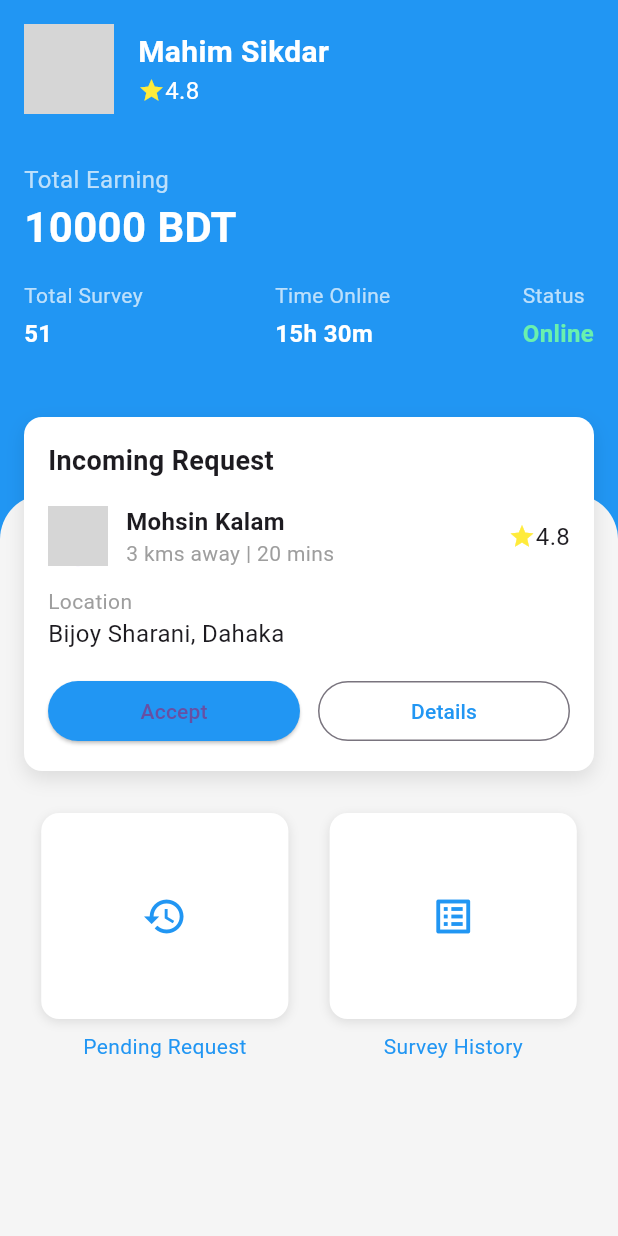
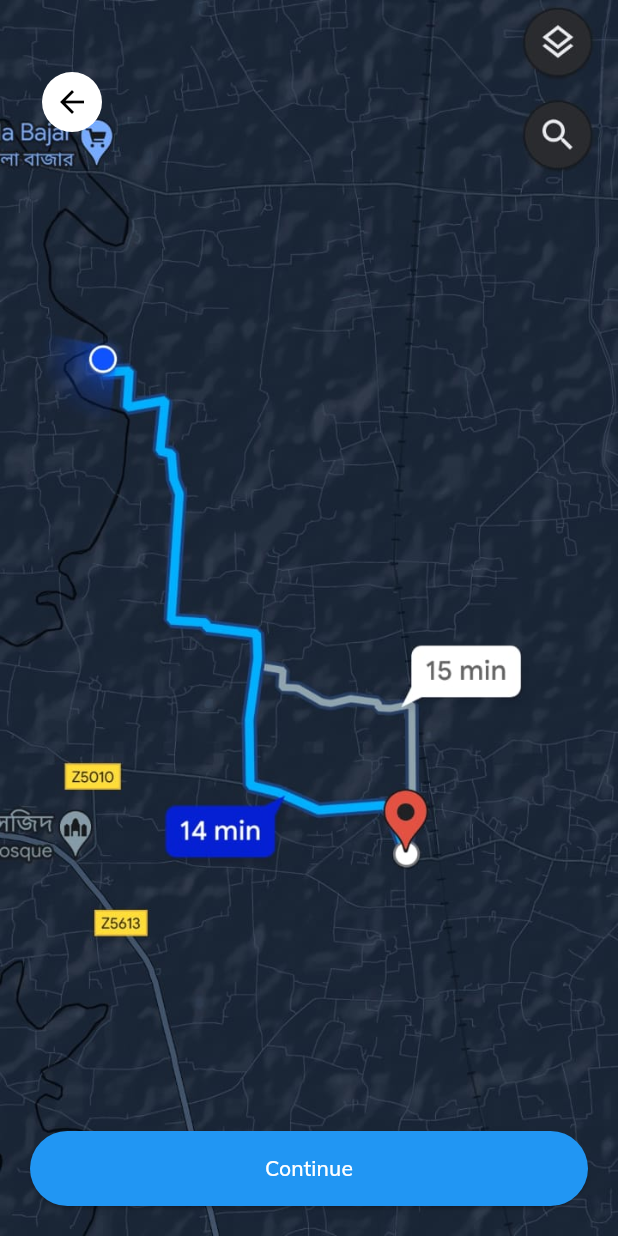
Before and after one commit to SadakatulShakil/Serveyor-App, a Flutter app: the HomeScreen screen opened directly, after a tap on "Accept", on a phone screen of 412 x 824 dp. Run offline on Flutter 3.47's test engine with Material 3 defaults, Android fonts, the phone set to English and light mode, and no system bars; our stand-ins replace flutter_svg, get, google_fonts, shared_preferences; accounts and stored records are empty; grey boxes are pictures that could not be loaded.

Commit message:
accept request and view map direction. implement claim form done

```diff
--- a/lib/View/Screen/Dashboard/HomeScreen.dart
+++ b/lib/View/Screen/Dashboard/HomeScreen.dart
@@ -1,4 +1,5 @@
 import 'package:flutter/material.dart';
+import 'package:serveyor_app/View/Screen/SurveyPages/MapDirectionScreen.dart';
 
 class HomeScreen extends StatefulWidget {
   @override
@@ -21,7 +22,7 @@ class _HomeScreenState extends State<HomeScreen> {
         children: [
           // Blue background with curved bottom
           Container(
-            height: MediaQuery.of(context).size.height * 0.5, // Adjust as needed
+            height: MediaQuery.of(context).size.height * 0.57, // Adjust as needed
             decoration: BoxDecoration(
               color: Colors.blue,
               borderRadius: BorderRadius.only(
@@ -42,6 +43,15 @@ class _HomeScreenState extends State<HomeScreen> {
                   topRight: Radius.circular(30),
                 ),
               ),
+            child: SingleChildScrollView(
+              child: Column(
+                children: [
+                  _buildIncomingRequestCard(),
+                  SizedBox(height: 8,),
+                  _buildBottomButtons(),
+                ],
+              ),
+            ),
             ),
           ),
           // Content
@@ -50,10 +60,6 @@ class _HomeScreenState extends State<HomeScreen> {
               children: [
                 _buildProfileSection(),
                 _buildStatsSection(),
-                SizedBox(height: 12,),
-                _buildIncomingRequestCard(),
-                SizedBox(height: 12,),
-                _buildBottomButtons(),
               ],
             ),
           ),
@@ -69,7 +75,7 @@ class _HomeScreenState extends State<HomeScreen> {
         children: [
           CircleAvatar(
             radius: 30,
-            backgroundImage: AssetImage('assets/profile_image.jpg'),
+            backgroundImage: AssetImage('assets/images/mahim.png'),
           ),
           SizedBox(width: 16),
           Column(
@@ -97,7 +103,7 @@ class _HomeScreenState extends State<HomeScreen> {
 
   Widget _buildStatsSection() {
     return Padding(
-      padding: const EdgeInsets.all(16.0),
+      padding: const EdgeInsets.only(left: 16.0, right: 16.0),
       child: Column(
         crossAxisAlignment: CrossAxisAlignment.start,
         children: [
@@ -109,7 +115,7 @@ class _HomeScreenState extends State<HomeScreen> {
             '$totalEarning BDT',
             style: TextStyle(color: Colors.white, fontSize: 28, fontWeight: FontWeight.bold),
           ),
-          SizedBox(height: 16),
+          SizedBox(height: 10),
           Row(
             mainAxisAlignment: MainAxisAlignment.spaceBetween,
             children: [
@@ -142,7 +148,8 @@ class _HomeScreenState extends State<HomeScreen> {
   }
 
   Widget _buildIncomingRequestCard() {
-    return Container(
+    return Center(
+      child: Container(
         margin: EdgeInsets.all(16),
         padding: EdgeInsets.all(16),
         decoration: BoxDecoration(
@@ -165,7 +172,7 @@ class _HomeScreenState extends State<HomeScreen> {
               children: [
                 CircleAvatar(
                   radius: 20,
-                backgroundImage: AssetImage('assets/mohsin_image.jpg'),
+                  backgroundImage: AssetImage('assets/images/mohsin.png'),
                 ),
                 SizedBox(width: 12),
                 Column(
@@ -205,6 +212,7 @@ class _HomeScreenState extends State<HomeScreen> {
             ),
           ],
         ),
+      ),
     );
   }
 
@@ -238,7 +246,7 @@ class _HomeScreenState extends State<HomeScreen> {
                 ),
               ],
             ),
-            child: Icon(icon, color: Colors.blue, size: 30),
+            child: Icon(icon, color: Colors.blue, size: 50),
           ),
           SizedBox(height: 8),
           Text(label, style: TextStyle(color: Colors.blue)),
@@ -250,9 +258,12 @@ class _HomeScreenState extends State<HomeScreen> {
   // Example methods to handle user interactions
   void _handleAccept() {
     // Implement accept logic
-    setState(() {
-      totalSurvey++;
-    });
+    // setState(() {
+    //   totalSurvey++;
+    // });
+    Navigator.of(context).push(
+      MaterialPageRoute(builder: (context) => MapDirectionScreen()),
+    );
   }
 
   void _handleDetails() {
--- /dev/null
+++ b/lib/View/Screen/SurveyPages/MapDirectionScreen.dart
@@ -0,0 +1,84 @@
+import 'package:flutter/material.dart';
+import 'package:google_fonts/google_fonts.dart';
+
+import 'ClaimInsurance/ClaimInsuranceScreen.dart';
+
+class MapDirectionScreen extends StatefulWidget {
+  const MapDirectionScreen({Key? key}) : super(key: key);
+
+  @override
+  _MapDirectionScreenState createState() => _MapDirectionScreenState();
+}
+
+class _MapDirectionScreenState extends State<MapDirectionScreen> {
+  String backgroundImage = 'assets/images/initial_image.jpeg';
+  String buttonText = 'Continue';
+
+  void _onButtonPressed() {
+    if (buttonText == 'Investigate vehicle') {
+      Navigator.of(context).push(
+        MaterialPageRoute(builder: (context) => ClaimInsuranceForm()),
+      );
+    }
+    setState(() {
+      buttonText = 'Processing...';
+    });
+
+    Future.delayed(const Duration(seconds: 3), () {
+      setState(() {
+        backgroundImage = 'assets/images/new_image.jpeg';
+        buttonText = 'Investigate vehicle';
+      });
+    });
+  }
+
+  @override
+  Widget build(BuildContext context) {
+    return Scaffold(
+      body: Stack(
+        fit: StackFit.expand,
+        children: [
+          Image.asset(
+            backgroundImage,
+            fit: BoxFit.cover,
+          ),
+          Positioned(
+            top: 40,
+            left: 20,
+            child: IconButton(
+              icon: Container(
+                padding: const EdgeInsets.all(8),
+                decoration: BoxDecoration(
+                  color: Colors.white,
+                  shape: BoxShape.circle,
+                ),
+                child: Icon(Icons.arrow_back, color: Colors.black),
+              ),
+              onPressed: () {
+                Navigator.pop(context);
+              },
+            ),
+          ),
+          Positioned(
+            bottom: 20,
+            left: 20,
+            right: 20,
+            child: ElevatedButton(
+              child: Text(buttonText, style: GoogleFonts.mulish(color: Colors.white),),
+              onPressed: () {
+                _onButtonPressed();
+              },
+              style: ElevatedButton.styleFrom(
+                primary: Colors.blue,
+                minimumSize: Size(double.infinity, 50),
+                shape: RoundedRectangleBorder(
+                  borderRadius: BorderRadius.circular(25),
+                ),
+              ),
+            ),
+          ),
+        ],
+      ),
+    );
+  }
+}
```
Also changed, not shown: lib/View/Screen/SurveyPages/ClaimInsurance/ClaimInsuranceScreen.dart (added, +86 -0 lines), lib/View/Screen/SurveyPages/ClaimInsurance/Models/claim_data.dart (added, +25 -0 lines), lib/View/Screen/SurveyPages/ClaimInsurance/Widgets/claim_information_step.dart (added, +144 -0 lines), lib/View/Screen/SurveyPages/ClaimInsurance/Widgets/personal_information_step.dart (added, +64 -0 lines), lib/View/Screen/SurveyPages/ClaimInsurance/Widgets/review_step.dart (added, +46 -0 lines), assets/images/initial_image.jpeg (added), assets/images/mahim.png (added), assets/images/mohsin.png (added), assets/images/new_image.jpeg (added). Lines whose indentation alone changed are shown as unchanged.
